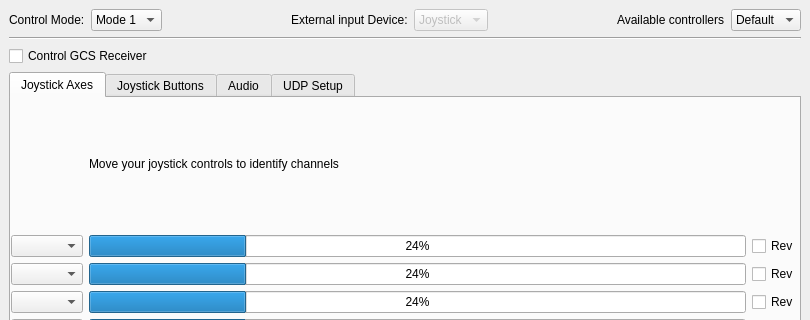
The window that ground/gcs/src/plugins/gcscontrolwidget/gcscontrolgadgetoptionspage.ui (TauLabs/TauLabs) describes before a commit, drawn with Qt 5; both pictures show x 0 to 810 and y 0 to 320 of the 810 by 464 pixel window.
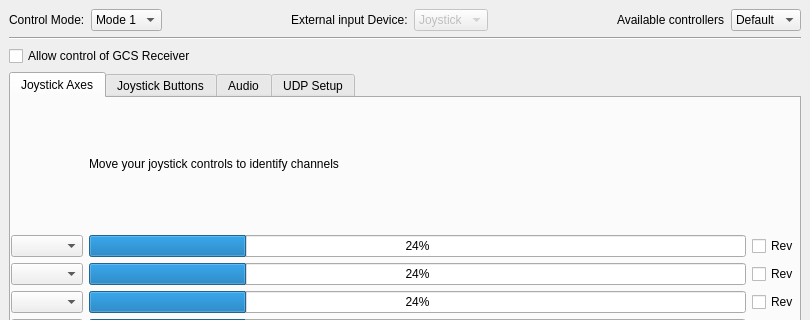
The same window after the commit.

Commit message:
GCS Control: clean up GCS Receiver option
This option was being used strangely. It now means whether the
widget is even allowed to take over the GCS. This enables the
check box for the user to do so.

```diff
--- a/ground/gcs/src/plugins/gcscontrolwidget/gcscontrolgadgetoptionspage.ui
+++ b/ground/gcs/src/plugins/gcscontrolwidget/gcscontrolgadgetoptionspage.ui
@@ -167,7 +167,7 @@
           <item>
            <widget class="QCheckBox" name="gcsReceiverCB">
             <property name="text">
-             <string>Control GCS Receiver</string>
+             <string>Allow control of GCS Receiver</string>
             </property>
            </widget>
           </item>
```
The commit also changes 4 other files.
